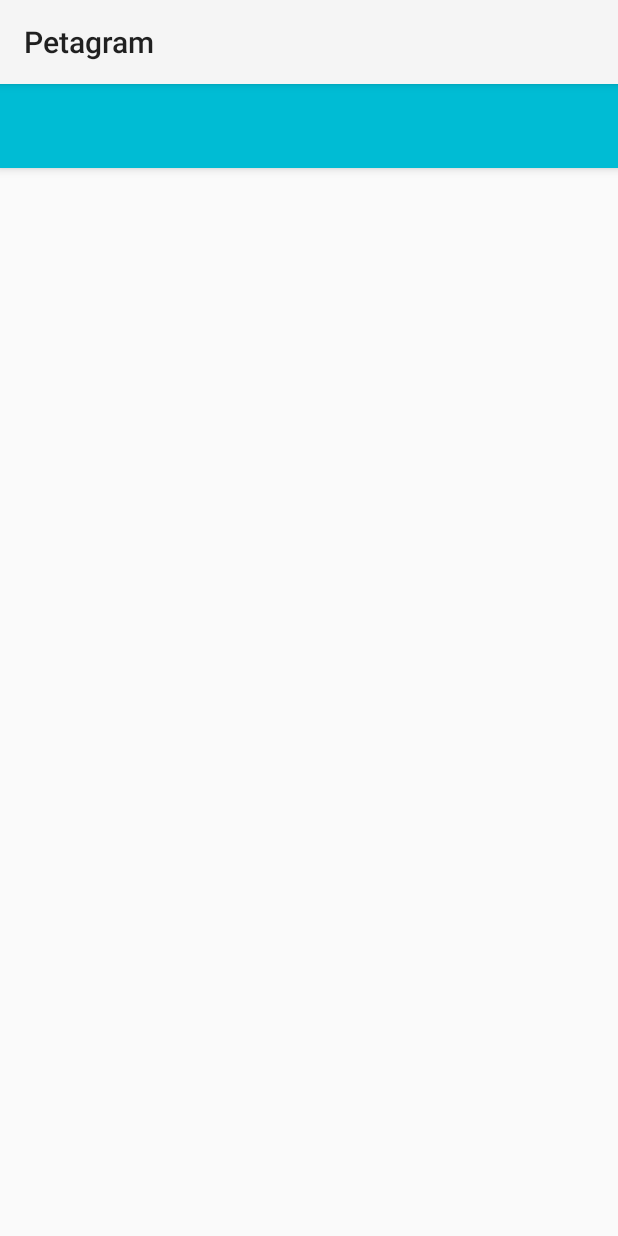
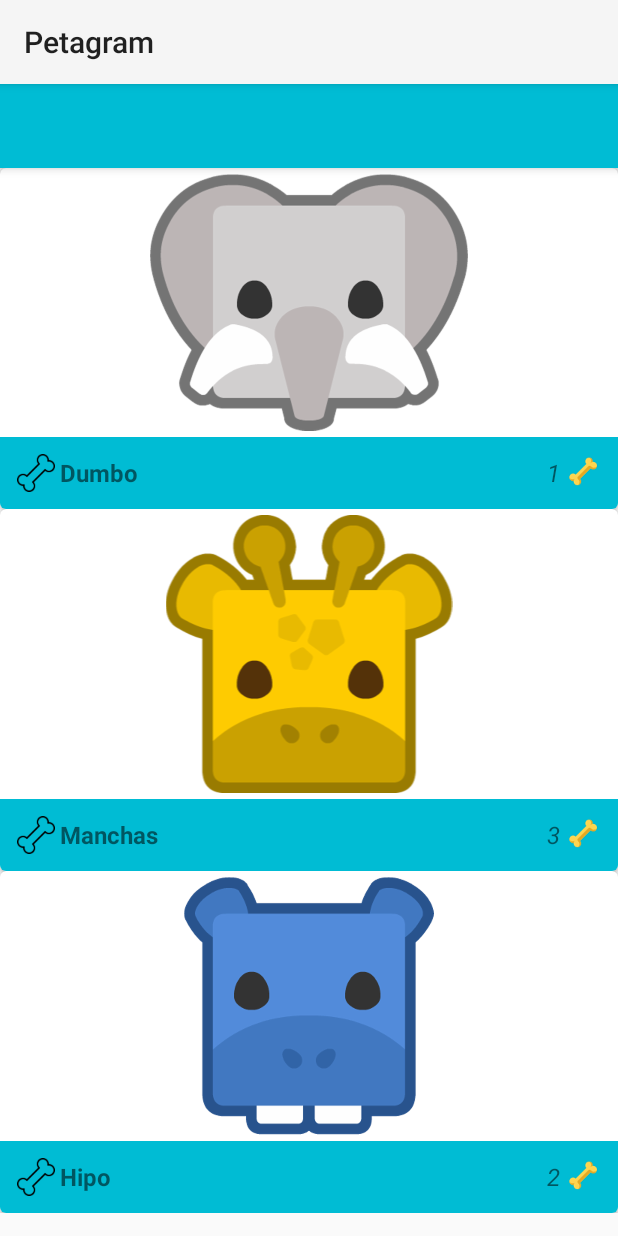
Before and after one commit to VictorMoraB/Petagram, an Android app: the screen it shows after launch (MainActivity), on a phone screen of 412 x 824 dp. Run offline under Robolectric (Android 15) with nearby library versions, the phone set to English and light mode, and no system bars; 1 statement that could not run was skipped.

Commit message:
Recycler view completa, pendiente implementar evento para que el hueso blango incremente la cantidad de likes

```diff
--- a/app/src/main/java/com/mora/victor/petagram/MainActivity.java
+++ b/app/src/main/java/com/mora/victor/petagram/MainActivity.java
@@ -2,6 +2,7 @@ package com.mora.victor.petagram;
 
 import android.os.Bundle;
 import android.support.v7.app.AppCompatActivity;
+import android.support.v7.widget.LinearLayoutManager;
 import android.support.v7.widget.RecyclerView;
 import android.support.v7.widget.Toolbar;
 
@@ -26,6 +27,15 @@ public class MainActivity extends AppCompatActivity {
 
         //crear una lista de mascotas para usar como ejemplo
         mascotas = crearMascotas();
+
+        //crear un layout manager para el recycler view
+        LinearLayoutManager llm = new LinearLayoutManager(this);
+        llm.setOrientation(LinearLayoutManager.VERTICAL);
+
+        //crear un adaptador con los contactos
+        MascotaAdaptador adaptador = new MascotaAdaptador(mascotas);
+        rvMascotas.setLayoutManager(llm);
+        rvMascotas.setAdapter(adaptador);
 
     }
 
--- a/app/src/main/java/com/mora/victor/petagram/MascotaAdaptador.java
+++ b/app/src/main/java/com/mora/victor/petagram/MascotaAdaptador.java
@@ -1,6 +1,7 @@
 package com.mora.victor.petagram;
 
 import android.support.v7.widget.RecyclerView;
+import android.view.LayoutInflater;
 import android.view.View;
 import android.view.ViewGroup;
 import android.widget.ImageView;
@@ -17,13 +18,26 @@ public class MascotaAdaptador extends RecyclerView.Adapter<MascotaAdaptador.Masc
 
     private ArrayList<Mascota> mascotas;
 
+    public MascotaAdaptador(ArrayList<Mascota> listaMascotas){
+        mascotas = listaMascotas;
+    }
+
     @Override
     public MascotaViewHolder onCreateViewHolder(ViewGroup parent, int viewType) {
-        return null;
+        View v =
+                LayoutInflater.from(parent.getContext()).inflate(
+                        R.layout.cardview_mascota, parent, false);
+
+        return new MascotaViewHolder(v);
     }
 
     @Override
     public void onBindViewHolder(MascotaViewHolder holder, int position) {
+        Mascota mascota = mascotas.get(position);
+        holder.nombreMascota.setText(mascota.getName());
+        int likes = mascota.getLikesCount();
+        holder.likesCount.setText(Integer.toString(likes));
+        holder.petImage.setImageResource(mascota.getImage());
 
     }
 
--- a/app/src/main/res/layout/activity_main.xml
+++ b/app/src/main/res/layout/activity_main.xml
@@ -5,7 +5,8 @@
     android:layout_width="match_parent"
     android:layout_height="match_parent"
     tools:context="com.mora.victor.petagram.MainActivity"
-    android:orientation="horizontal">
+    android:orientation="horizontal"
+    android:paddingBottom="@dimen/cvMascota_bottom_pad">
 
     <!--add custom action bar-->
     <include
--- a/app/src/main/res/layout/cardview_mascota.xml
+++ b/app/src/main/res/layout/cardview_mascota.xml
@@ -8,6 +8,7 @@
     android:layout_height="wrap_content"
     android:paddingBottom="@dimen/cvMascota_bottom_pad"
     card_view:cardCornerRadius="@dimen/card_corner_radius"
+
     >
 
     <LinearLayout
--- a/app/src/main/res/values/dimens.xml
+++ b/app/src/main/res/values/dimens.xml
@@ -2,7 +2,7 @@
 <resources>
 
     <dimen name="appbar_elevation">4dp</dimen>
-    <dimen name="cvMascota_bottom_pad">5dp</dimen>
+    <dimen name="cvMascota_bottom_pad">15dp</dimen>
     <dimen name="card_corner_radius">4dp</dimen>
     <dimen name="petName_textSize">16sp</dimen>
     <dimen name="cvDetailsPadding">4dp</dimen>
```
Also changed, not shown: app/src/main/res/drawable-hdpi/cat_footprint_50.png (added), app/src/main/res/drawable-hdpi/star_48.png (added), app/src/main/res/drawable-mdpi/cat_footprint_50.png (added), app/src/main/res/drawable-mdpi/star_48.png (added), app/src/main/res/drawable-xhdpi/cat_footprint_50.png (added), app/src/main/res/drawable-xhdpi/star_48.png (added), app/src/main/res/drawable-xxhdpi/cat_footprint_50.png (added), app/src/main/res/drawable-xxhdpi/star_48.png (added), app/src/main/res/drawable-xxxhdpi/cat_footprint_50.png (added), app/src/main/res/drawable-xxxhdpi/star_48.png (added).
